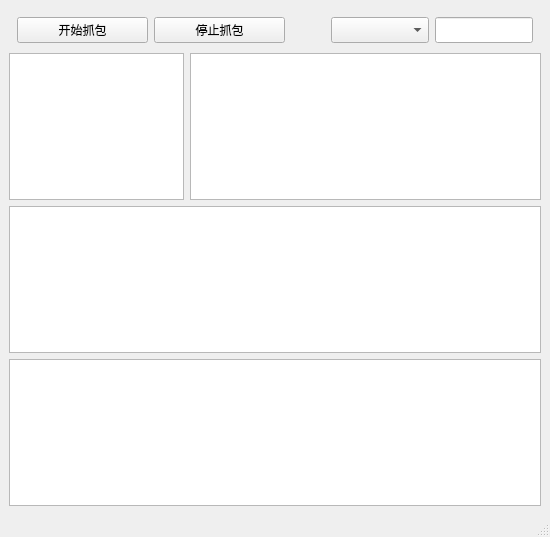
Qt form gui/mainwindow.ui (hypertseng/toysniffer) before a commit.
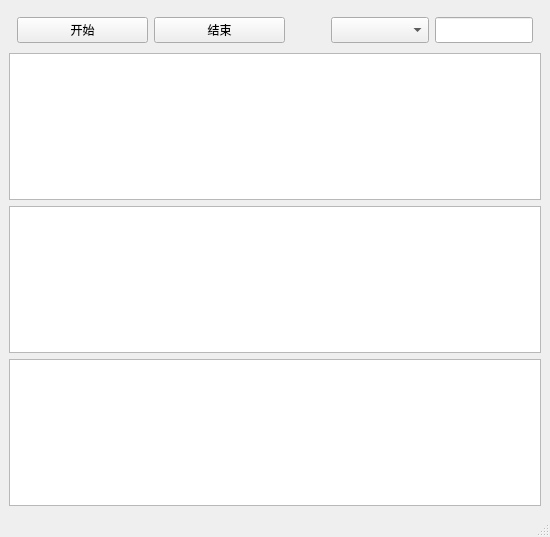
The same form after that commit.

What changed in the file:
```diff
--- a/gui/mainwindow.ui
+++ b/gui/mainwindow.ui
@@ -59,7 +59,7 @@
             </sizepolicy>
            </property>
            <property name="text">
-            <string>开始抓包</string>
+            <string>开始</string>
            </property>
           </widget>
          </item>
@@ -72,7 +72,7 @@
             </sizepolicy>
            </property>
            <property name="text">
-            <string>停止抓包</string>
+            <string>结束</string>
            </property>
           </widget>
          </item>
@@ -113,17 +113,14 @@
        </widget>
       </item>
       <item>
-       <layout class="QHBoxLayout" name="horizontalLayout_2" stretch="1,2">
+       <layout class="QHBoxLayout" name="horizontalLayout_2" stretch="2">
         <item>
-         <widget class="QTreeView" name="protocolTreeView"/>
-        </item>
-        <item>
-         <widget class="QTableView" name="packetListView"/>
+         <widget class="QTableView" name="packetTableView"/>
         </item>
        </layout>
       </item>
       <item>
-       <widget class="QTextEdit" name="detailsTextEdit"/>
+       <widget class="QTreeView" name="protocolTreeView"/>
       </item>
       <item>
        <widget class="QTextEdit" name="logTextEdit"/>
```
